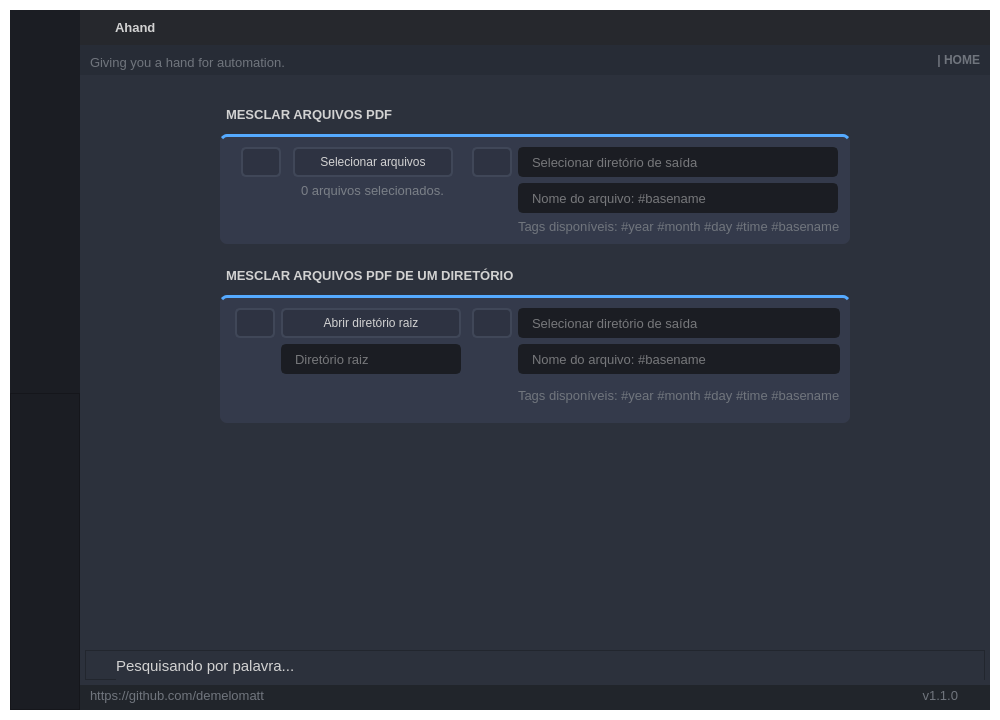
Above: GUI_BASE.ui from demelomatt/Ahand before the change. Below: the same form after it.
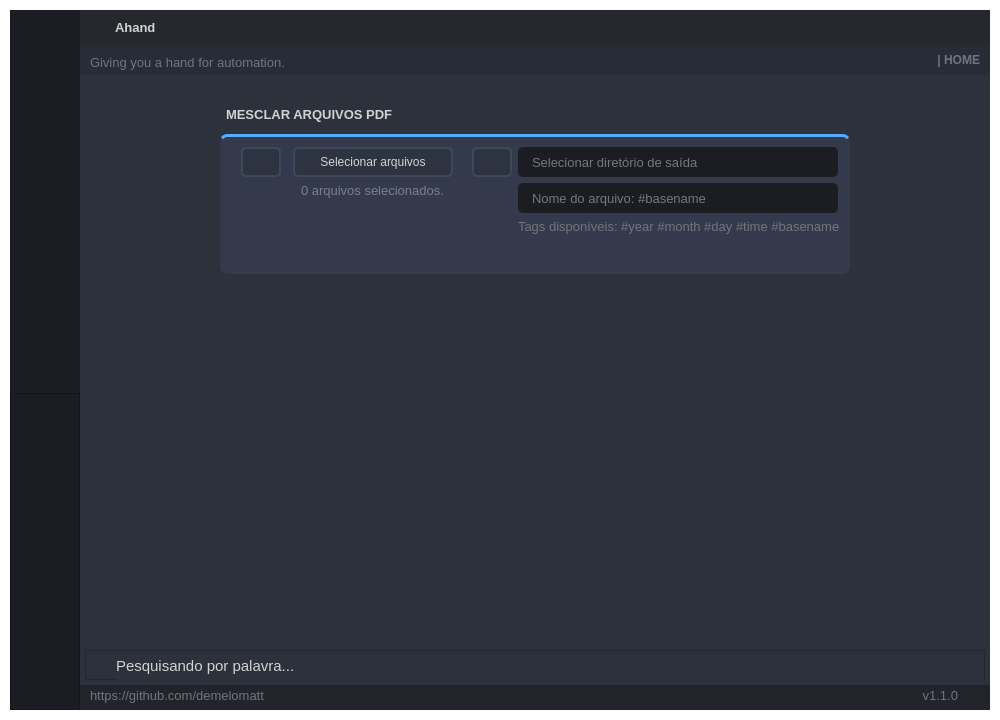
That is the form after the change. The open tabs and pages were chosen to show the change. Icons and pictures are not drawn.

```diff
--- a/GUI_BASE.ui
+++ b/GUI_BASE.ui
@@ -1675,7 +1675,7 @@
                             <property name="minimumSize">
                              <size>
                               <width>630</width>
-                              <height>0</height>
+                              <height>140</height>
                              </size>
                             </property>
                             <property name="maximumSize">
@@ -2050,488 +2050,6 @@
                          </layout>
                         </widget>
                        </item>
-                       <item alignment="Qt::AlignHCenter|Qt::AlignVCenter">
-                        <widget class="QFrame" name="frame_mergebatch">
-                         <property name="frameShape">
-                          <enum>QFrame::StyledPanel</enum>
-                         </property>
-                         <property name="frameShadow">
-                          <enum>QFrame::Raised</enum>
-                         </property>
-                         <layout class="QVBoxLayout" name="verticalLayout_17">
-                          <property name="leftMargin">
-                           <number>5</number>
-                          </property>
-                          <property name="topMargin">
-                           <number>5</number>
-                          </property>
-                          <property name="rightMargin">
-                           <number>5</number>
-                          </property>
-                          <property name="bottomMargin">
-                           <number>5</number>
-                          </property>
-                          <item alignment="Qt::AlignLeft|Qt::AlignVCenter">
-                           <widget class="QFrame" name="frame_description_mergebatch">
-                            <property name="minimumSize">
-                             <size>
-                              <width>0</width>
-                              <height>0</height>
-                             </size>
-                            </property>
-                            <property name="frameShape">
-                             <enum>QFrame::StyledPanel</enum>
-                            </property>
-                            <property name="frameShadow">
-                             <enum>QFrame::Raised</enum>
-                            </property>
-                            <layout class="QHBoxLayout" name="horizontalLayout_20">
-                             <property name="leftMargin">
-                              <number>5</number>
-                             </property>
-                             <property name="topMargin">
-                              <number>5</number>
-                             </property>
-                             <property name="rightMargin">
-                              <number>5</number>
-                             </property>
-                             <property name="bottomMargin">
-                              <number>5</number>
-                             </property>
-                             <item alignment="Qt::AlignLeft">
-                              <widget class="QLabel" name="label_description_mergebatch">
-                               <property name="minimumSize">
-                                <size>
-                                 <width>0</width>
-                                 <height>0</height>
-                                </size>
-                               </property>
-                               <property name="font">
-                                <font>
-                                 <family>Segoe UI</family>
-                                 <pointsize>10</pointsize>
-                                 <weight>75</weight>
-                                 <bold>true</bold>
-                                </font>
-                               </property>
-                               <property name="styleSheet">
-                                <string notr="true"/>
-                               </property>
-                               <property name="text">
-                                <string>MESCLAR ARQUIVOS PDF DE UM DIRETÓRIO</string>
-                               </property>
-                              </widget>
-                             </item>
-                            </layout>
-                           </widget>
-                          </item>
-                          <item>
-                           <widget class="QFrame" name="frame_top_page_mergebatch">
-                            <property name="minimumSize">
-                             <size>
-                              <width>630</width>
-                              <height>0</height>
-                             </size>
-                            </property>
-                            <property name="maximumSize">
-                             <size>
-                              <width>16777215</width>
-                              <height>16777215</height>
-                             </size>
-                            </property>
-                            <property name="styleSheet">
-                             <string notr="true">background-color:#343A4B;
-border-radius: 7px;
-border-top: 3px solid rgb(85, 170, 255);</string>
-                            </property>
-                            <property name="frameShape">
-                             <enum>QFrame::StyledPanel</enum>
-                            </property>
-                            <property name="frameShadow">
-                             <enum>QFrame::Raised</enum>
-                            </property>
-                            <layout class="QHBoxLayout" name="horizontalLayout_24">
-                             <property name="leftMargin">
-                              <number>5</number>
-                             </property>
-                             <property name="topMargin">
-                              <number>5</number>
-                             </property>
-                             <property name="rightMargin">
-                              <number>5</number>
-                             </property>
-                             <property name="bottomMargin">
-                              <number>5</number>
-                             </property>
-                             <item alignment="Qt::AlignHCenter|Qt::AlignTop">
-                              <widget class="QFrame" name="frame_input_mergebatch">
-                               <property name="minimumSize">
-                                <size>
-                                 <width>230</width>
-                                 <height>0</height>
-                                </size>
-                               </property>
-                               <property name="maximumSize">
-                                <size>
-                                 <width>16777215</width>
-                                 <height>16777215</height>
-                                </size>
-                               </property>
-                               <property name="font">
-                                <font>
-                                 <family>Segoe UI</family>
-                                </font>
-                               </property>
-                               <property name="styleSheet">
-                                <string notr="true">border: 0px;</string>
-                               </property>
-                               <property name="frameShape">
-                                <enum>QFrame::StyledPanel</enum>
-                               </property>
-                               <property name="frameShadow">
-                                <enum>QFrame::Raised</enum>
-                               </property>
-                               <layout class="QGridLayout" name="gridLayout_6">
-                                <property name="leftMargin">
-                                 <number>5</number>
-                                </property>
-                                <property name="topMargin">
-                                 <number>5</number>
-                                </property>
-                                <property name="rightMargin">
-                                 <number>0</number>
-                                </property>
-                                <property name="bottomMargin">
-                                 <number>5</number>
-                                </property>
-                                <item row="1" column="1">
-                                 <widget class="QLineEdit" name="lineEdit_rootDirectory_mergebatch">
-                                  <property name="minimumSize">
-                                   <size>
-                                    <width>0</width>
-                                    <height>30</height>
-                                   </size>
-                                  </property>
-                                  <property name="maximumSize">
-                                   <size>
-                                    <width>180</width>
-                                    <height>16777215</height>
-                                   </size>
-                                  </property>
-                                  <property name="font">
-                                   <font>
-                                    <family>Segoe UI</family>
-                                    <pointsize>10</pointsize>
-                                   </font>
-                                  </property>
-                                  <property name="styleSheet">
-                                   <string notr="true">QLineEdit {
-	background-color: rgb(27, 29, 35);
-	border-radius: 5px;
-	border: 2px solid rgb(27, 29, 35);
-	padding-left: 10px;
-}
-QLineEdit:hover {
-	border: 2px solid rgb(85, 170, 255);
-	border: 2px solid rgb(91, 101, 124);
-}
-QLineEdit:focus {
-	border: 2px solid rgb(85, 170, 255);
-}</string>
-                                  </property>
-                                  <property name="placeholderText">
-                                   <string>Diretório raiz</string>
-                                  </property>
-                                 </widget>
-                                </item>
-                                <item row="0" column="1">
-                                 <widget class="QPushButton" name="pushButton_selectRootDirectory_mergebatch">
-                                  <property name="minimumSize">
-                                   <size>
-                                    <width>180</width>
-                                    <height>30</height>
-                                   </size>
-                                  </property>
-                                  <property name="maximumSize">
-                                   <size>
-                                    <width>150</width>
-                                    <height>16777215</height>
-                                   </size>
-                                  </property>
-                                  <property name="font">
-                                   <font>
-                                    <family>Segoe UI</family>
-                                    <pointsize>9</pointsize>
-                                   </font>
-                                  </property>
-                                  <property name="styleSheet">
-                                   <string notr="true">QPushButton {
-	border: 2px solid rgb(64, 71, 88);
-	border-radius: 5px;	
-	background-color:#2E3342;
-}
-QPushButton:hover {
-	background-color: rgb(85, 170, 255);
-	border: 2px solid rgb(85, 170, 255);
-}
-QPushButton:pressed {	
-	background-color: rgb(35, 40, 49);
-	border: 2px solid rgb(43, 50, 61);
-}</string>
-                                  </property>
-                                  <property name="text">
-                                   <string>Abrir diretório raiz</string>
-                                  </property>
-                                  <property name="icon">
-                                   <iconset resource="../Simple_PySide_Base/files.qrc">
-                                    <normaloff>:/20x20/icons/20x20/cil-folder.png</normaloff>:/20x20/icons/20x20/cil-folder.png</iconset>
-                                  </property>
-                                  <property name="iconSize">
-                                   <size>
-                                    <width>18</width>
-                                    <height>18</height>
-                                   </size>
-                                  </property>
-                                 </widget>
-                                </item>
-                                <item row="0" column="0">
-                                 <widget class="QPushButton" name="pushButton_run_mergebatch">
-                                  <property name="minimumSize">
-                                   <size>
-                                    <width>40</width>
-                                    <height>30</height>
-                                   </size>
-                                  </property>
-                                  <property name="maximumSize">
-                                   <size>
-                                    <width>40</width>
-                                    <height>30</height>
-                                   </size>
-                                  </property>
-                                  <property name="styleSheet">
-                                   <string notr="true">QPushButton {
-	border: 2px solid rgb(64, 71, 88);
-	border-radius: 5px;	
-	background-color:#2E3342;
-}
-QPushButton:hover {
-	background-color: rgb(85, 170, 255);
-	border: 2px solid rgb(85, 170, 255);
-}
-QPushButton:pressed {	
-	background-color: rgb(35, 40, 49);
-	border: 2px solid rgb(43, 50, 61);
-}</string>
-                                  </property>
-                                  <property name="text">
-                                   <string/>
-                                  </property>
-                                  <property name="icon">
-                                   <iconset resource="../Simple_PySide_Base/files.qrc">
-                                    <normaloff>:/20x20/icons/20x20/cil-media-play.png</normaloff>:/20x20/icons/20x20/cil-media-play.png</iconset>
-                                  </property>
-                                  <property name="iconSize">
-                                   <size>
-                                    <width>18</width>
-                                    <height>18</height>
-                                   </size>
-                                  </property>
-                                 </widget>
-                                </item>
-                               </layout>
-                              </widget>
-                             </item>
-                             <item alignment="Qt::AlignHCenter|Qt::AlignTop">
-                              <widget class="QFrame" name="frame_output_mergebatch">
-                               <property name="minimumSize">
-                                <size>
-                                 <width>371</width>
-                                 <height>115</height>
-                                </size>
-                               </property>
-                               <property name="maximumSize">
-                                <size>
-                                 <width>16777215</width>
-                                 <height>16777215</height>
-                                </size>
-                               </property>
-                               <property name="styleSheet">
-                                <string notr="true">border: 0px;</string>
-                               </property>
-                               <property name="frameShape">
-                                <enum>QFrame::StyledPanel</enum>
-                               </property>
-                               <property name="frameShadow">
-                                <enum>QFrame::Raised</enum>
-                               </property>
-                               <layout class="QFormLayout" name="formLayout_4">
-                                <property name="leftMargin">
-                                 <number>0</number>
-                                </property>
-                                <property name="topMargin">
-                                 <number>5</number>
-                                </property>
-                                <property name="rightMargin">
-                                 <number>5</number>
-                                </property>
-                                <property name="bottomMargin">
-                                 <number>5</number>
-                                </property>
-                                <item row="1" column="1">
-                                 <widget class="QLineEdit" name="lineEdit_filename_mergebatch">
-                                  <property name="minimumSize">
-                                   <size>
-                                    <width>250</width>
-                                    <height>30</height>
-                                   </size>
-                                  </property>
-                                  <property name="maximumSize">
-                                   <size>
-                                    <width>16777215</width>
-                                    <height>16777215</height>
-                                   </size>
-                                  </property>
-                                  <property name="font">
-                                   <font>
-                                    <family>Segoe UI</family>
-                                    <pointsize>10</pointsize>
-                                   </font>
-                                  </property>
-                                  <property name="styleSheet">
-                                   <string notr="true">QLineEdit {
-	background-color: rgb(27, 29, 35);
-	border-radius: 5px;
-	border: 2px solid rgb(27, 29, 35);
-	padding-left: 10px;
-}
-QLineEdit:hover {
-	border: 2px solid rgb(85, 170, 255);
-	border: 2px solid rgb(91, 101, 124);
-}
-QLineEdit:focus {
-	border: 2px solid rgb(85, 170, 255);
-}</string>
-                                  </property>
-                                  <property name="placeholderText">
-                                   <string>Nome do arquivo: #basename</string>
-                                  </property>
-                                 </widget>
-                                </item>
-                                <item row="3" column="1">
-                                 <widget class="QLabel" name="label_tags_mergebatch">
-                                  <property name="minimumSize">
-                                   <size>
-                                    <width>0</width>
-                                    <height>30</height>
-                                   </size>
-                                  </property>
-                                  <property name="maximumSize">
-                                   <size>
-                                    <width>16777215</width>
-                                    <height>16777215</height>
-                                   </size>
-                                  </property>
-                                  <property name="font">
-                                   <font>
-                                    <family>Segoe UI</family>
-                                    <pointsize>10</pointsize>
-                                   </font>
-                                  </property>
-                                  <property name="styleSheet">
-                                   <string notr="true">color: rgb(112, 117, 125);</string>
-                                  </property>
-                                  <property name="text">
-                                   <string>Tags disponíveis: #year #month #day #time #basename</string>
-                                  </property>
-                                 </widget>
-                                </item>
-                                <item row="0" column="0">
-                                 <widget class="QPushButton" name="pushButton_outputPath_mergebatch">
-                                  <property name="minimumSize">
-                                   <size>
-                                    <width>40</width>
-                                    <height>30</height>
-                                   </size>
-                                  </property>
-                                  <property name="styleSheet">
-                                   <string notr="true">QPushButton {
-	border: 2px solid rgb(64, 71, 88);
-	border-radius: 5px;	
-	background-color:#2E3342;
-}
-QPushButton:hover {
-	background-color: rgb(85, 170, 255);
-	border: 2px solid rgb(85, 170, 255);
-}
-QPushButton:pressed {	
-	background-color: rgb(35, 40, 49);
-	border: 2px solid rgb(43, 50, 61);
-}</string>
-                                  </property>
-                                  <property name="text">
-                                   <string/>
-                                  </property>
-                                  <property name="icon">
-                                   <iconset resource="../Simple_PySide_Base/files.qrc">
-                                    <normaloff>:/20x20/icons/20x20/cil-folder.png</normaloff>:/20x20/icons/20x20/cil-folder.png</iconset>
-                                  </property>
-                                  <property name="iconSize">
-                                   <size>
-                                    <width>18</width>
-                                    <height>18</height>
-                                   </size>
-                                  </property>
-                                 </widget>
-                                </item>
-                                <item row="0" column="1">
-                                 <widget class="QLineEdit" name="lineEdit_outputPath_mergebatch">
-                                  <property name="minimumSize">
-                                   <size>
-                                    <width>250</width>
-                                    <height>30</height>
-                                   </size>
-                                  </property>
-                                  <property name="maximumSize">
-                                   <size>
-                                    <width>16777215</width>
-                                    <height>16777215</height>
-                                   </size>
-                                  </property>
-                                  <property name="font">
-                                   <font>
-                                    <family>Segoe UI</family>
-                                    <pointsize>10</pointsize>
-                                   </font>
-                                  </property>
-                                  <property name="styleSheet">
-                                   <string notr="true">QLineEdit {
-	background-color: rgb(27, 29, 35);
-	border-radius: 5px;
-	border: 2px solid rgb(27, 29, 35);
-	padding-left: 10px;
-}
-QLineEdit:hover {
-	border: 2px solid rgb(85, 170, 255);
-	border: 2px solid rgb(91, 101, 124);
-}
-QLineEdit:focus {
-	border: 2px solid rgb(85, 170, 255);
-}</string>
-                                  </property>
-                                  <property name="placeholderText">
-                                   <string>Selecionar diretório de saída</string>
-                                  </property>
-                                 </widget>
-                                </item>
-                               </layout>
-                              </widget>
-                             </item>
-                            </layout>
-                           </widget>
-                          </item>
-                         </layout>
-                        </widget>
-                       </item>
                       </layout>
                      </widget>
                     </item>
```
Left out of the diff: 16 changed lines with no effect on the pictures.
